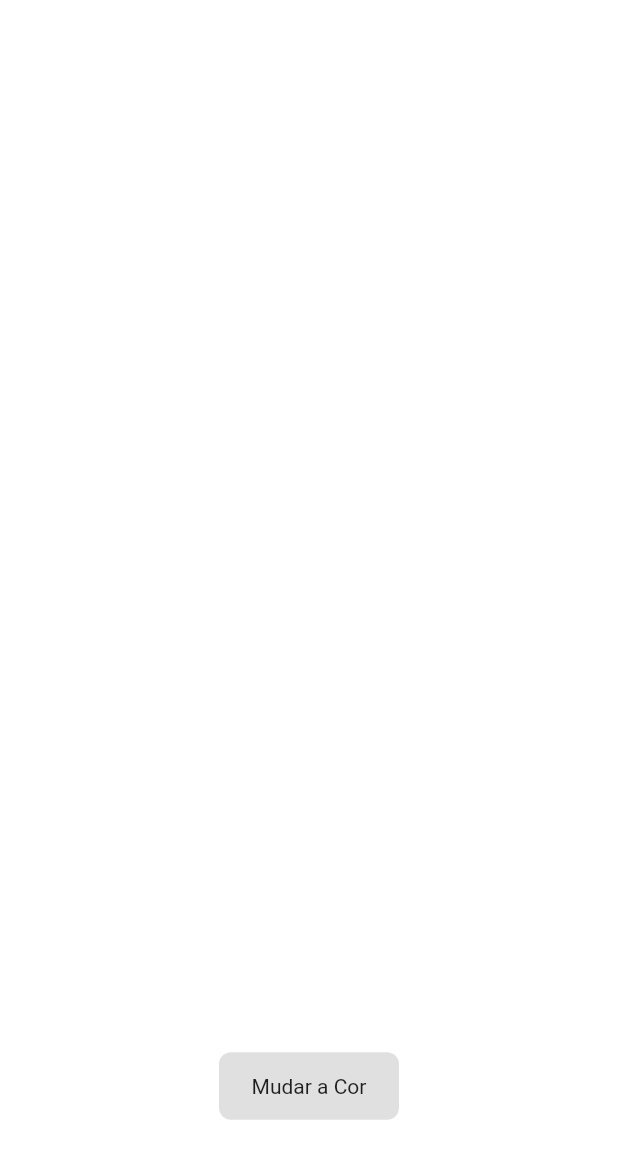
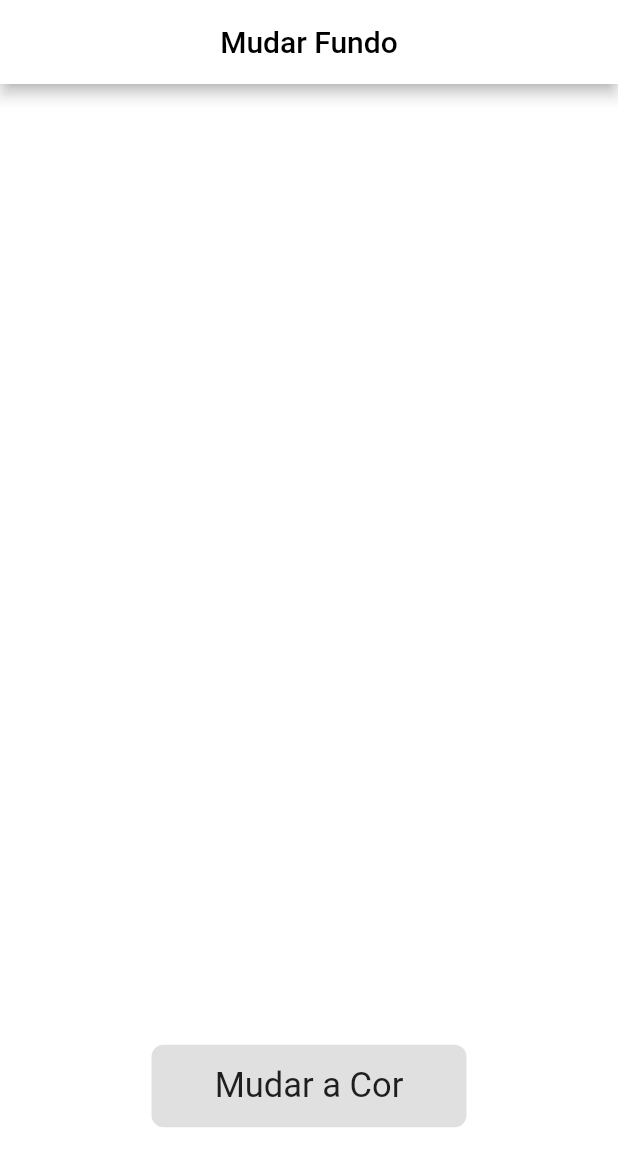
Before and after one commit to Misas10/MudarFundo, a Flutter app: the screen it shows after launch, on a phone screen of 412 x 824 dp. Shown: the top 1166 px of the screen. Run offline on Flutter 3.47's test engine with Material 2 defaults, Android fonts, the phone set to English and light mode, and no system bars.

Commit message:
Style changes

```diff
--- a/lib/main.dart
+++ b/lib/main.dart
@@ -1,5 +1,6 @@
 import 'package:flutter/material.dart';
 import 'package:flutter/rendering.dart';
+import 'dart:math';
 
 void main() => runApp(MyApp());
 
@@ -12,8 +13,17 @@ class MyApp extends StatelessWidget {
         theme: ThemeData(
           primarySwatch: Colors.blue,
         ),
-      home: HomePage(),
-    );
+        home: Scaffold(
+          appBar: AppBar(
+            title: Text(
+              "Mudar Fundo",
+              style: TextStyle(color: Colors.black),
+            ),
+            backgroundColor: Colors.white,
+            centerTitle: true,
+          ),
+          body: HomePage(),
+        ));
   }
 }
 
@@ -32,12 +42,9 @@ class HomePage extends StatelessWidget {
             ),
             alignment: Alignment.bottomRight,
           ),
-
         ],
-
       ),
       backgroundColor: Colors.white,
-
     );
   }
 }
@@ -56,13 +63,17 @@ class Botao extends StatelessWidget {
           color: Theme.of(context).buttonColor,
           borderRadius: BorderRadius.circular(8.0),
         ),
-        width: 120,
-        height: 45,
+        width: 210,
+        height: 55,
         child: Center(
-          child: Text("Mudar a Cor"),
+          child: Text(
+            "Mudar a Cor",
+            style: TextStyle(
+              fontSize: 23,
+            ),
+          ),
         ),
         //alignment: Alignment.bottomCenter,
-
       ),
     );
   }
```
Lines whose indentation alone changed are shown as unchanged.
